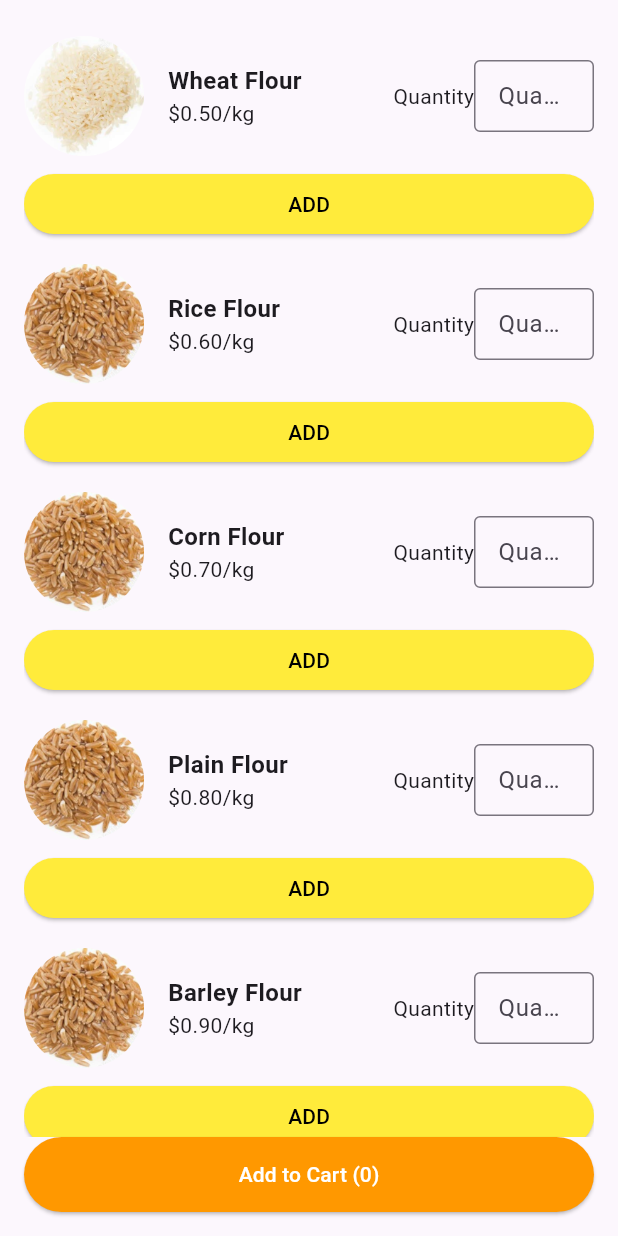
After one commit to Preet8304/flour_mill, a Flutter app: the FlourMillScreen screen opened directly, on a phone screen of 412 x 824 dp. The commit adds this screen. Run offline on Flutter 3.47's test engine with Material 3 defaults, Android fonts, the phone set to English and light mode, and no system bars; network calls fail.

Commit message:
Ontap Flourmill

```diff
--- a/lib/Screens/OrderHistory.dart
+++ b/lib/Screens/OrderHistory.dart
@@ -5,8 +5,15 @@ class OrderScreen extends StatelessWidget {
 
   @override
   Widget build(BuildContext context) {
-    return const Center(
-      child: Text("This is the order Screen"),
+    return Center(
+      child: Scaffold(
+        appBar: AppBar(
+          title: const Text("Order History"),
+        ),
+        body: const Center(
+          child: Text("Uhh...Ohh, No Orders Yet!",style: TextStyle(fontSize: 20),),
+        ),
+      ),
     );
   }
 }
--- a/lib/Screens/OrderingScreen.dart
+++ b/lib/Screens/OrderingScreen.dart
@@ -1,7 +1,8 @@
 import 'package:flour_mill/Widgets/AppbarWidget.dart';
+import 'package:flour_mill/Widgets/ItemCard.dart';
 import 'package:flour_mill/model/flour_mills.dart';
 import 'package:flutter/material.dart';
-import 'package:flour_mill/model/flour_mill_data.dart';
+import 'package:flour_mill/Widgets/ItemCard.dart';
 
 class OrderingScreen extends StatefulWidget {
   const OrderingScreen({super.key,required this.mills});
@@ -16,7 +17,8 @@ class _OrderingScreenState extends State<OrderingScreen> {
   @override
   Widget build(BuildContext context) {
     return Scaffold(
-      appBar: AppBar(title: Text(widget.mills.name),)
+      appBar: AppBar(title: Text(widget.mills.name),),
+          body:FlourMillScreen() ,
     );
   }
 }
--- a/lib/Screens/ProfileScreen.dart
+++ b/lib/Screens/ProfileScreen.dart
@@ -24,7 +24,7 @@ class ProfileScreen extends StatelessWidget {
               children: [
                 CircleAvatar(
                   radius: 40,
-                  backgroundImage: NetworkImage('https://example.com/allison.jpg'), // Replace with the actual image URL
+                  backgroundImage: NetworkImage('https://d2qp0siotla746.cloudfront.net/img/use-cases/profile-picture/template_3.jpg'), // Replace with the actual image URL
                 ),
                 SizedBox(width: 16),
                 Expanded( // Apply Expanded to fix the overflow
--- /dev/null
+++ b/lib/Widgets/ItemCard.dart
@@ -0,0 +1,156 @@
+import 'package:flutter/material.dart';
+/*import 'package:flour_mill/';*/
+
+class FlourMillScreen extends StatefulWidget {
+  @override
+  _FlourMillScreenState createState() => _FlourMillScreenState();
+}
+
+class _FlourMillScreenState extends State<FlourMillScreen> {
+  final List<Map<String, dynamic>> flours = [
+    {'name': 'Wheat Flour', 'price': 0.50, 'image': 'lib/assets/categories/(1).png'},
+    {'name': 'Rice Flour', 'price': 0.60, 'image': 'lib/assets/categories/(2).png'},
+    {'name': 'Corn Flour', 'price': 0.70, 'image': 'lib/assets/categories/(2).png'},
+    {'name': 'Plain Flour', 'price': 0.80, 'image': 'lib/assets/categories/(2).png'},
+    {'name': 'Barley Flour', 'price': 0.90, 'image': 'lib/assets/categories/(2).png'},
+  ];
+
+  Map<String, int> cart = {};
+
+  @override
+  Widget build(BuildContext context) {
+    return Scaffold(
+
+      body: Padding(
+        padding: const EdgeInsets.all(16.0),
+        child: Column(
+          children: [
+            Expanded(
+              child: ListView.builder(
+                itemCount: flours.length,
+                itemBuilder: (context, index) {
+                  final flour = flours[index];
+                  return FlourItemCard(
+                    name: flour['name'],
+                    price: flour['price'],
+                    image: flour['image'],
+                    onAdd: (quantity) {
+                      setState(() {
+                        cart[flour['name']] =
+                            (cart[flour['name']] ?? 0) + quantity;
+                      });
+                    },
+                  );
+                },
+              ),
+            ),
+            ElevatedButton(
+              style: ElevatedButton.styleFrom(
+                backgroundColor: Colors.orange, // Updated parameter
+                foregroundColor: Colors.white, // Updated parameter
+                minimumSize: const Size(double.infinity, 50), // full-width button
+              ),
+              onPressed: () {
+                // Handle add to cart action
+                final cartCount =
+                cart.values.fold(0, (sum, quantity) => sum + quantity);
+                ScaffoldMessenger.of(context).showSnackBar(
+                  SnackBar(content: Text('Added $cartCount items to cart')),
+                );
+              },
+              child: Text(
+                  'Add to Cart (${cart.values.fold(0, (sum, quantity) => sum + quantity)})'),
+            ),
+          ],
+        ),
+      ),
+    );
+  }
+}
+
+class FlourItemCard extends StatefulWidget {
+  final String name;
+  final double price;
+  final String image;
+  final void Function(int quantity) onAdd;
+
+  FlourItemCard(
+      {required this.name,
+        required this.price,
+        required this.image,
+        required this.onAdd});
+
+  @override
+  _FlourItemCardState createState() => _FlourItemCardState();
+}
+
+class _FlourItemCardState extends State<FlourItemCard> {
+  TextEditingController quantityController = TextEditingController();
+
+  @override
+  Widget build(BuildContext context) {
+    return Padding(
+      padding: const EdgeInsets.symmetric(vertical: 8.0),
+      child: Column(
+        crossAxisAlignment: CrossAxisAlignment.start,
+        children: [
+          Row(
+            children: [
+              ClipOval(
+                child: Image.asset(
+                  widget.image,
+                  width: 80,
+                  height:80,
+                  fit: BoxFit.cover,
+                ),
+              ),
+              const SizedBox(width: 16),
+              Expanded(
+                child: Column(
+                  crossAxisAlignment: CrossAxisAlignment.start,
+                  children: [
+                    Text(widget.name,
+                        style: const TextStyle(
+                            fontSize: 16, fontWeight: FontWeight.bold)),
+                    Text("\$${widget.price.toStringAsFixed(2)}/kg"),
+                  ],
+                ),
+              ),
+              Positioned(child: const Text('Quantity')),
+              Container(
+                width: 80,
+                child: TextField(
+                  controller: quantityController,
+                  keyboardType: TextInputType.number,
+                  decoration: const InputDecoration(
+                    hintText: 'Quantity',
+                    border: OutlineInputBorder(),
+                    isDense: true,
+                  ),
+                ),
+              ),
+            ],
+          ),
+          const SizedBox(height: 8),
+          SizedBox(
+            width: double.infinity,
+            child: ElevatedButton(
+              style: ElevatedButton.styleFrom(
+                backgroundColor: Colors.yellow, // Updated parameter
+                foregroundColor: Colors.black, // Updated parameter
+              ),
+              onPressed: () {
+                final quantity = int.tryParse(quantityController.text) ?? 0;
+                if (quantity > 0) {
+                  widget.onAdd(quantity);
+                  quantityController.clear();
+                }
+              },
+              child: const Text('ADD'),
+            ),
+          ),
+        ],
+      ),
+    );
+  }
+}
--- a/lib/Widgets/SideBar.dart
+++ b/lib/Widgets/SideBar.dart
@@ -1,3 +1,5 @@
+import 'package:flour_mill/Screens/OrderHistory.dart';
+import 'package:flour_mill/Screens/ProfileScreen.dart';
 import 'package:flutter/material.dart';
 
 class SideBar extends StatefulWidget {
@@ -35,16 +37,24 @@ class _SideBarState extends State<SideBar> {
               title: const Text('Favorites'),
               onTap: () => null,
             ),
+            Divider(),
             ListTile(
               leading:const Icon(Icons.line_style),
               title: const Text('Order History'),
-              onTap: () => null,
+              onTap: () {Navigator.push(context, MaterialPageRoute(builder: (context)=> const OrderScreen()));},
             ),
             ListTile(
               leading:const Icon(Icons.person),
               title: const Text('Account'),
+              onTap: () {Navigator.push(context, MaterialPageRoute(builder: (context)=>  ProfileScreen()));},
+            ),
+            Divider(),
+            ListTile(
+              leading:const Icon(Icons.question_mark),
+              title: const Text('Query Status'),
               onTap: () => null,
-            ),ListTile(
+            ),
+            ListTile(
               leading:const Icon(Icons.feedback_outlined),
               title: const Text('Feedback'),
               onTap: () => null,
--- a/pubspec.yaml
+++ b/pubspec.yaml
@@ -63,6 +63,9 @@ flutter:
     - lib/assets/categories/(1).png
     - lib/assets/categories/(2).png
     - lib/assets/categories/(3).png
+    - lib/assets/categories/(4).png
+    - lib/assets/categories/(5).png
+    - lib/assets/categories/(6).png
     - lib/assets/mills/mill1.png
     - lib/assets/mills/mill2.jpeg
     - lib/assets/mills/mill3.jpeg
```
